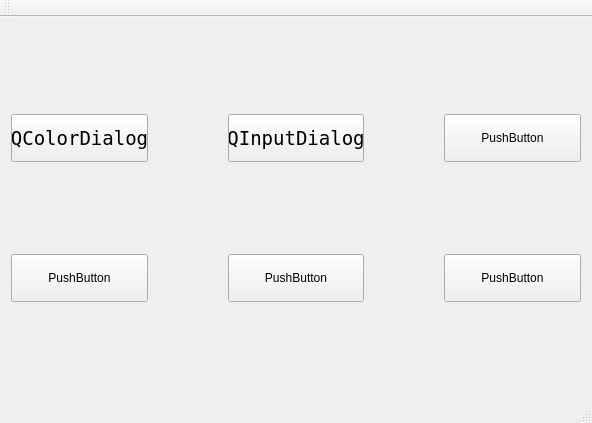
Old version of the form Standard_Dialogs/mainwindow.ui in the repository charon-cheung/Qt-Turtorial.
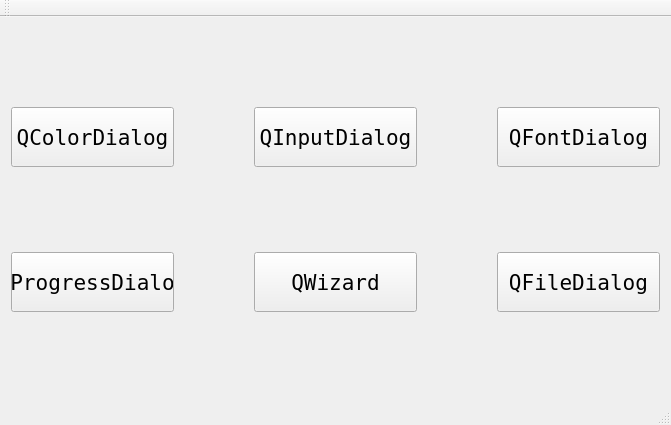
New version of the form.

Commit message: feat: QProgressDialog and small fix

```diff
--- a/Standard_Dialogs/mainwindow.ui
+++ b/Standard_Dialogs/mainwindow.ui
@@ -6,8 +6,8 @@
    <rect>
     <x>0</x>
     <y>0</y>
-    <width>592</width>
-    <height>423</height>
+    <width>594</width>
+    <height>425</height>
    </rect>
   </property>
   <property name="windowTitle">
@@ -16,8 +16,10 @@
   <property name="styleSheet">
    <string notr="true">QPushButton
 {
-	width: 108px;
-	height:40px;
+	width: 155px;
+	height:52px;
+font-size: 16pt;
+font-family: Inconsolata;
 }</string>
   </property>
   <widget class="QWidget" name="centralWidget">
@@ -32,7 +34,9 @@
         <property name="font">
          <font>
           <family>Inconsolata</family>
-          <pointsize>14</pointsize>
+          <pointsize>16</pointsize>
+          <underline>false</underline>
+          <strikeout>false</strikeout>
          </font>
         </property>
         <property name="text">
@@ -45,7 +49,9 @@
         <property name="font">
          <font>
           <family>Inconsolata</family>
-          <pointsize>14</pointsize>
+          <pointsize>16</pointsize>
+          <underline>false</underline>
+          <strikeout>false</strikeout>
          </font>
         </property>
         <property name="text">
@@ -54,9 +60,17 @@
        </widget>
       </item>
       <item>
-       <widget class="QPushButton" name="pushButton_5">
+       <widget class="QPushButton" name="QFontDialog">
+        <property name="font">
+         <font>
+          <family>Inconsolata</family>
+          <pointsize>16</pointsize>
+          <underline>false</underline>
+          <strikeout>false</strikeout>
+         </font>
+        </property>
         <property name="text">
-         <string>PushButton</string>
+         <string>QFontDialog</string>
         </property>
        </widget>
       </item>
@@ -70,21 +84,21 @@
       <item>
        <widget class="QPushButton" name="pushButton_3">
         <property name="text">
-         <string>PushButton</string>
+         <string>QProgressDialog</string>
         </property>
        </widget>
       </item>
       <item>
        <widget class="QPushButton" name="pushButton_4">
         <property name="text">
-         <string>PushButton</string>
+         <string>QWizard</string>
         </property>
        </widget>
       </item>
       <item>
        <widget class="QPushButton" name="pushButton_6">
         <property name="text">
-         <string>PushButton</string>
+         <string>QFileDialog</string>
         </property>
        </widget>
       </item>
```
Left out of the diff: 8 changed lines with no effect on the pictures. The commit also changes 5 other files.
